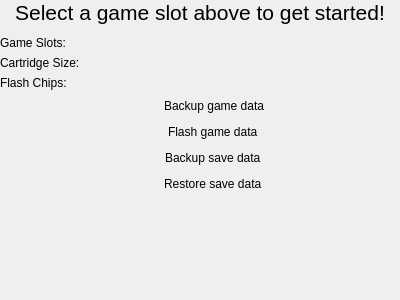
Qt form src/ui/qt/detail/ngp_fm_cartridge_info_widget.ui (TheFlav/Flash-Masta-Desktop) before a commit.
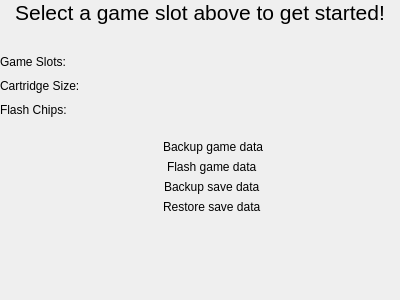
The same form after that commit. Icons and pictures are not drawn.

Commit message:
Numerous layout improvements
* Updated layout for NgpFlashmastaCartridgeWidget
* Updated layout for NgpFmCartridgeInfoWidget

```diff
--- a/src/ui/qt/detail/ngp_fm_cartridge_info_widget.ui
+++ b/src/ui/qt/detail/ngp_fm_cartridge_info_widget.ui
@@ -14,6 +14,9 @@
    <string>Form</string>
   </property>
   <layout class="QVBoxLayout" name="verticalLayout">
+   <property name="spacing">
+    <number>0</number>
+   </property>
    <property name="leftMargin">
     <number>0</number>
    </property>
@@ -52,13 +55,19 @@
      <property name="sizeHint" stdset="0">
       <size>
        <width>0</width>
-       <height>5</height>
+       <height>30</height>
       </size>
      </property>
     </spacer>
    </item>
    <item>
     <layout class="QFormLayout" name="cartridgeSpecsFormLayout">
+     <property name="horizontalSpacing">
+      <number>4</number>
+     </property>
+     <property name="verticalSpacing">
+      <number>10</number>
+     </property>
      <item row="0" column="0">
       <widget class="QLabel" name="cartridgeSpecNumSlotsLabel">
        <property name="text">
@@ -68,6 +77,12 @@
      </item>
      <item row="0" column="1">
       <widget class="QLabel" name="cartridgeSpecNumSlotsOutputLabel">
+       <property name="font">
+        <font>
+         <weight>75</weight>
+         <bold>true</bold>
+        </font>
+       </property>
        <property name="text">
         <string/>
        </property>
@@ -82,6 +97,12 @@
      </item>
      <item row="1" column="1">
       <widget class="QLabel" name="cartridgeSpecCapacityOutputLabel">
+       <property name="font">
+        <font>
+         <weight>75</weight>
+         <bold>true</bold>
+        </font>
+       </property>
        <property name="text">
         <string/>
        </property>
@@ -96,6 +117,12 @@
      </item>
      <item row="2" column="1">
       <widget class="QLabel" name="cartridgeSpecNumChipsOutputLabel">
+       <property name="font">
+        <font>
+         <weight>75</weight>
+         <bold>true</bold>
+        </font>
+       </property>
        <property name="text">
         <string/>
        </property>
@@ -103,8 +130,27 @@
      </item>
     </layout>
    </item>
+   <item>
+    <spacer name="verticalSpacer_2">
+     <property name="orientation">
+      <enum>Qt::Vertical</enum>
+     </property>
+     <property name="sizeType">
+      <enum>QSizePolicy::Fixed</enum>
+     </property>
+     <property name="sizeHint" stdset="0">
+      <size>
+       <width>0</width>
+       <height>20</height>
+      </size>
+     </property>
+    </spacer>
+   </item>
    <item>
     <layout class="QHBoxLayout" name="gameBackupHorizontalLayout">
+     <property name="spacing">
+      <number>0</number>
+     </property>
      <item>
       <spacer name="gameBackupLeftHorizontalSpacer">
        <property name="orientation">
@@ -161,6 +207,22 @@
        </property>
       </widget>
      </item>
+     <item>
+      <spacer name="horizontalSpacer">
+       <property name="orientation">
+        <enum>Qt::Horizontal</enum>
+       </property>
+       <property name="sizeType">
+        <enum>QSizePolicy::Maximum</enum>
+       </property>
+       <property name="sizeHint" stdset="0">
+        <size>
+         <width>10</width>
+         <height>0</height>
+        </size>
+       </property>
+      </spacer>
+     </item>
      <item>
       <widget class="QLabel" name="gameBackupLabel">
        <property name="text">
@@ -185,6 +247,9 @@
    </item>
    <item>
     <layout class="QHBoxLayout" name="gameFlashHorizontalLayout">
+     <property name="spacing">
+      <number>0</number>
+     </property>
      <item>
       <spacer name="gameFlashLeftHorizontalSpacer">
        <property name="orientation">
@@ -236,6 +301,22 @@
        </property>
       </widget>
      </item>
+     <item>
+      <spacer name="horizontalSpacer_2">
+       <property name="orientation">
+        <enum>Qt::Horizontal</enum>
+       </property>
+       <property name="sizeType">
+        <enum>QSizePolicy::Maximum</enum>
+       </property>
+       <property name="sizeHint" stdset="0">
+        <size>
+         <width>10</width>
+         <height>0</height>
+        </size>
+       </property>
+      </spacer>
+     </item>
      <item>
       <widget class="QLabel" name="gameFlashLabel">
        <property name="text">
@@ -260,6 +341,9 @@
    </item>
    <item>
     <layout class="QHBoxLayout" name="saveBackupHorizontalLayout">
+     <property name="spacing">
+      <number>0</number>
+     </property>
      <item>
       <spacer name="saveBackupLeftHorizontalSpacer">
        <property name="orientation">
@@ -311,6 +395,22 @@
        </property>
       </widget>
      </item>
+     <item>
+      <spacer name="horizontalSpacer_3">
+       <property name="orientation">
+        <enum>Qt::Horizontal</enum>
+       </property>
+       <property name="sizeType">
+        <enum>QSizePolicy::Maximum</enum>
+       </property>
+       <property name="sizeHint" stdset="0">
+        <size>
+         <width>10</width>
+         <height>0</height>
+        </size>
+       </property>
+      </spacer>
+     </item>
      <item>
       <widget class="QLabel" name="saveBackupLabel">
        <property name="text">
@@ -335,6 +435,9 @@
    </item>
    <item>
     <layout class="QHBoxLayout" name="saveRestoreHorizontalLayout">
+     <property name="spacing">
+      <number>0</number>
+     </property>
      <item>
       <spacer name="saveRestoreLeftHorizontalSpacer">
        <property name="orientation">
@@ -386,6 +489,22 @@
        </property>
       </widget>
      </item>
+     <item>
+      <spacer name="horizontalSpacer_4">
+       <property name="orientation">
+        <enum>Qt::Horizontal</enum>
+       </property>
+       <property name="sizeType">
+        <enum>QSizePolicy::Maximum</enum>
+       </property>
+       <property name="sizeHint" stdset="0">
+        <size>
+         <width>10</width>
+         <height>0</height>
+        </size>
+       </property>
+      </spacer>
+     </item>
      <item>
       <widget class="QLabel" name="saveRestoreLabel">
        <property name="text">
```
The commit also changes 2 other files.
